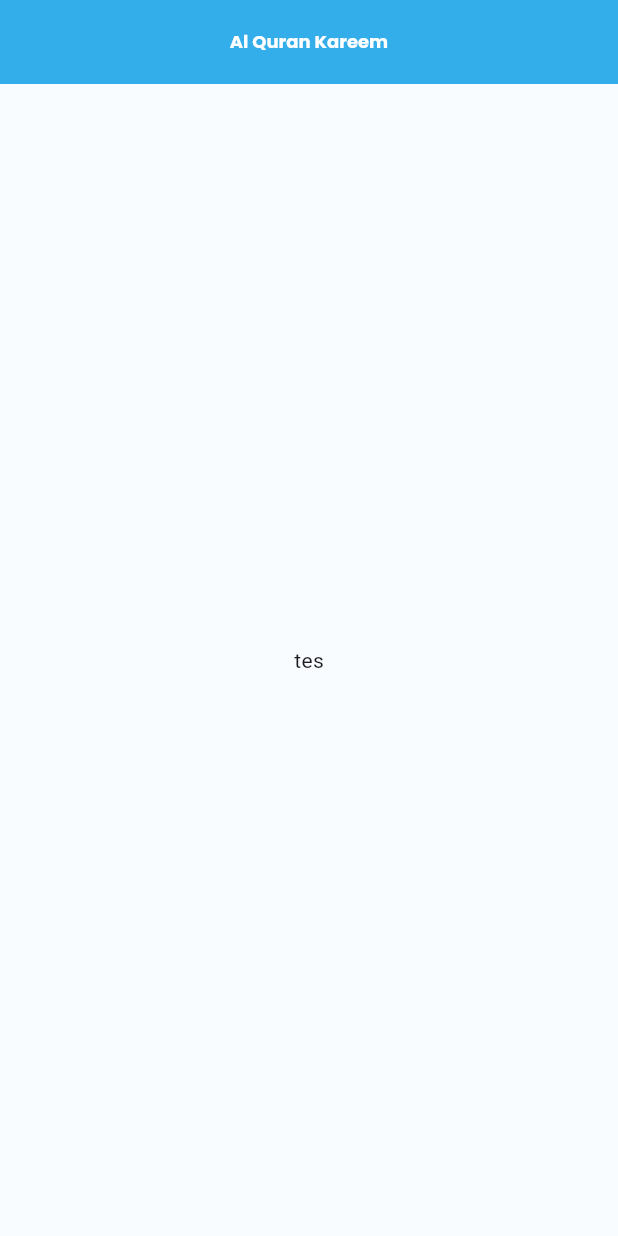
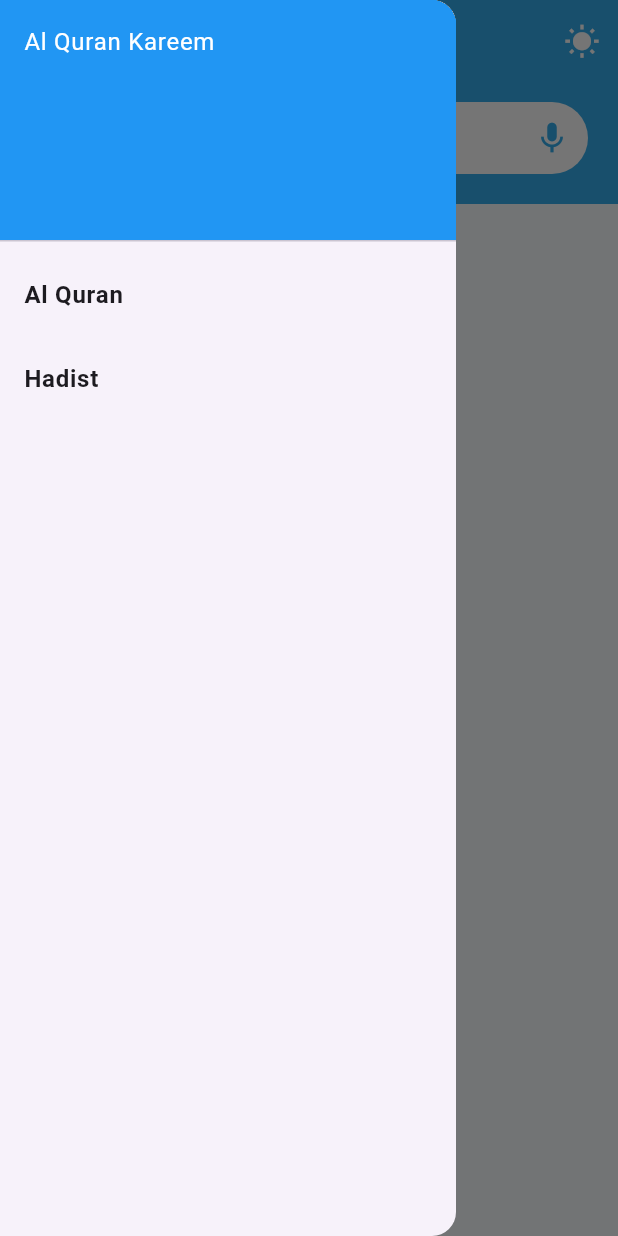
Before and after one commit to Fanndev/Al_QuranKareem, a Flutter app: the screen it shows after launch, with the side drawer open (before the commit the screen has no drawer), on a phone screen of 412 x 824 dp. Run offline on Flutter 3.47's test engine with Material 3 defaults, Android fonts, the phone set to English and light mode, and no system bars; our stand-ins replace google_fonts.

Commit message:
Component appbar

```diff
--- a/lib/main.dart
+++ b/lib/main.dart
@@ -27,9 +27,9 @@ class alquran_kareem extends StatelessWidget {
                   whiteTextStyle.copyWith(fontSize: 12, fontWeight: bold))),
       // Routes sebagai jalur navigator halaman
       routes: {
-        '/': (context) => const SplahPage(),
-        '/home': (context) => const homePage(),
-        '/detail': (context) => const detailPage()
+        '/': (context) => const SplashPage(),
+        '/home': (context) => const HomePage(),
+        '/detail': (context) => const DetailPage()
       },
     );
   }
--- a/lib/screens/alquran/home_page.dart
+++ b/lib/screens/alquran/home_page.dart
@@ -1,16 +1,69 @@
 import 'package:flutter/material.dart';
+import 'package:alquran_kareem/widget/search_button.dart';
 
-class homePage extends StatelessWidget {
-  const homePage({super.key});
+class HomePage extends StatelessWidget {
+  const HomePage({Key? key}) : super(key: key);
 
   @override
   Widget build(BuildContext context) {
     return Scaffold(
       appBar: AppBar(
-        title: const Text('Al Quran Kareem'),
+        title: Text('Al Quran Kareem'),
+        iconTheme: IconThemeData(color: Colors.white),
+        actions: <Widget>[
+          IconButton(
+            icon: Icon(Icons.wb_sunny), // Icon matahari
+            onPressed: () {
+              // Aksi ketika ikon matahari ditekan
+            },
+          ),
+        ],
+        bottom: PreferredSize(
+          preferredSize: Size.fromHeight(80),
+          child: Column(
+            children: [Container(), const SearchTextField()],
+          ),
+        ),
+      ),
+      drawer: Drawer(
+        child: ListView(
+          padding: EdgeInsets.zero,
+          children: <Widget>[
+            DrawerHeader(
+              decoration: BoxDecoration(
+                color: Colors.blue,
+              ),
+              child: Text(
+                'Al Quran Kareem',
+                style: TextStyle(color: Colors.white),
+              ),
+            ),
+            ListTile(
+              title: Text(
+                'Al Quran',
+                style: TextStyle(fontWeight: FontWeight.bold),
+              ),
+              onTap: () {
+                // Action when item 1 is tapped
+                Navigator.pushNamed(context, '/home');
+              },
+            ),
+            ListTile(
+              title: Text(
+                'Hadist',
+                style: TextStyle(fontWeight: FontWeight.bold),
+              ),
+              onTap: () {
+                // Action when item 2 is tapped
+                Navigator.pushNamed(context, '/hadist');
+              },
+            ),
+            // Add more items if needed
+          ],
+        ),
       ),
       body: Center(
-        child: Text('tes'),
+        child: Text('data'),
       ),
     );
   }
--- a/lib/theme/icons.dart
+++ b/lib/theme/icons.dart
@@ -0,0 +1,5 @@
+const _path = 'assets/image';
+const _path1 = 'assets/icons';
+
+const splashload = '$_path/backgroundquran.png';
+const iconQuran = '$_path1/icons.png';
--- a/lib/widget/search_button.dart
+++ b/lib/widget/search_button.dart
@@ -0,0 +1,41 @@
+import 'package:alquran_kareem/theme/theme_color.dart';
+import 'package:flutter/material.dart';
+
+class SearchTextField extends StatelessWidget {
+  const SearchTextField({
+    Key? key,
+  }) : super(key: key);
+
+  @override
+  Widget build(BuildContext context) {
+    return Container(
+      padding: EdgeInsets.symmetric(horizontal: 20),
+      margin: EdgeInsets.only(bottom: 20.0), // Atur margin bottom sebesar 10
+      child: TextFormField(
+        decoration: InputDecoration(
+          prefixIcon: const Icon(
+            Icons.search,
+            color: Color.fromRGBO(206, 203, 203, 1),
+            size: 25,
+          ),
+          suffixIcon: const Icon(
+            Icons.mic,
+            color: kPrimaryColor,
+            size: 25,
+          ),
+          // helperText: "Search your surah",
+          floatingLabelBehavior: FloatingLabelBehavior.never,
+          labelText: "Search Surah ...",
+          labelStyle: const TextStyle(color: Colors.grey),
+          filled: true,
+          fillColor: Colors.white,
+          border: OutlineInputBorder(
+            borderRadius: BorderRadius.circular(40),
+            borderSide: BorderSide.none
+          ),
+          isDense: true,
+        ),
+      ),
+    );
+  }
+}
--- a/pubspec.yaml
+++ b/pubspec.yaml
@@ -35,7 +35,7 @@ dependencies:
   # The following adds the Cupertino Icons font to your application.
   # Use with the CupertinoIcons class for iOS style icons.
   cupertino_icons: ^1.0.2
-  google_fonts: ^5.1.0
+  google_fonts: ^6.2.1
 
 dev_dependencies:
   flutter_test:
@@ -62,6 +62,7 @@ flutter:
   # To add assets to your application, add an assets section, like this:
   assets:
     - assets/icons/
+    - assets/image/
 
   # An image asset can refer to one or more resolution-specific "variants", see
   # https://flutter.dev/assets-and-images/#resolution-aware
```
Also changed, not shown: lib/screens/alquran/detail_page.dart (+5 -2 lines), lib/screens/splash_page.dart (+13 -13 lines), assets/image/backgroundquran.png (added), pubspec.lock.
